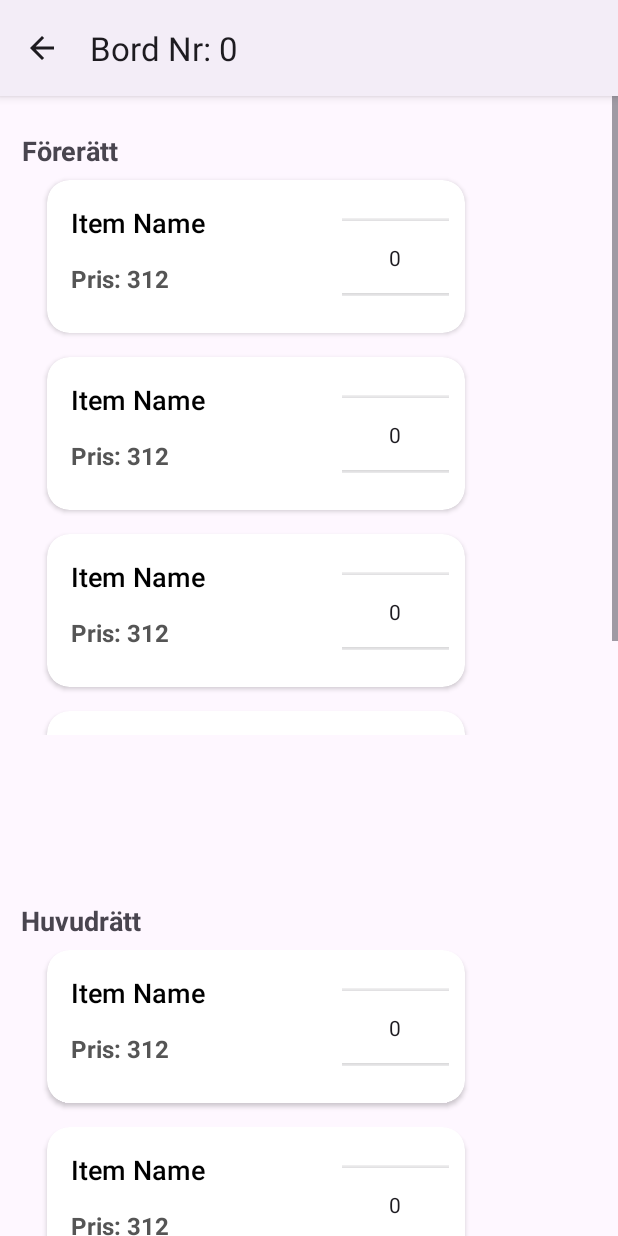
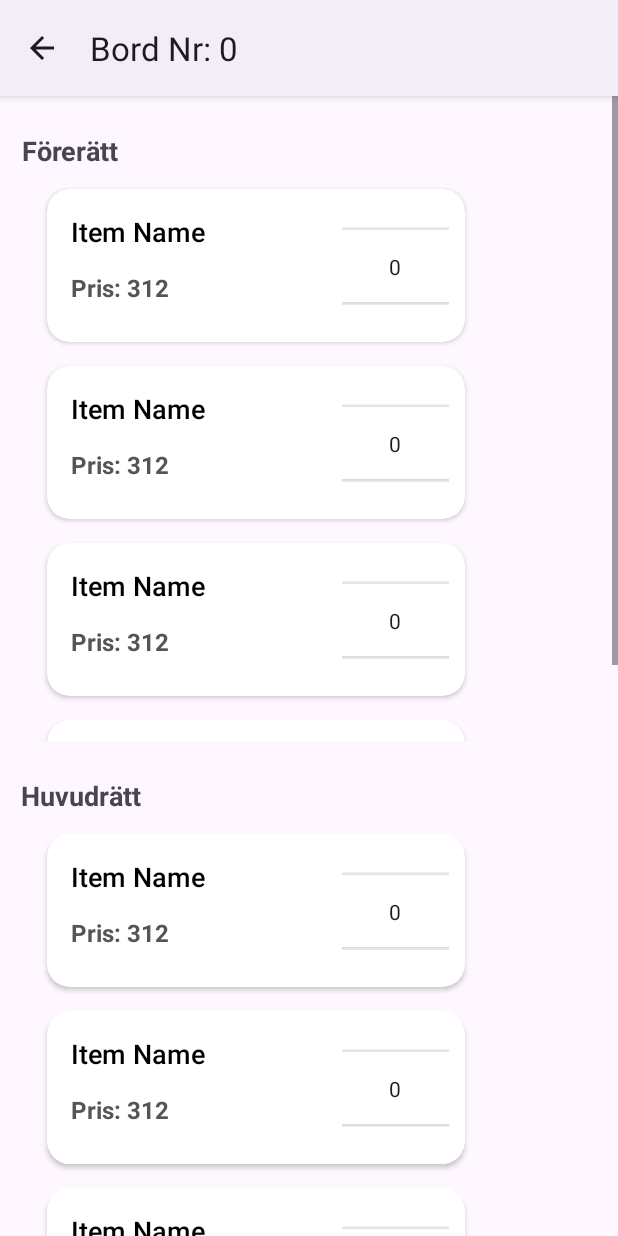
Before and after one commit to Ab03beed/DT170G_WaiterApp, an Android app: the NewOrder screen opened directly, with no data from a screen before it, on a phone screen of 412 x 824 dp. Run offline under Robolectric (Android 15) with nearby library versions, the phone set to English and light mode, and no system bars; 2 statements that could not run were skipped.

Commit message:
Resturcted the code

```diff
--- a/app/src/main/java/se/miun/dt170g/waiterapp/NewOrder.java
+++ b/app/src/main/java/se/miun/dt170g/waiterapp/NewOrder.java
@@ -7,6 +7,7 @@ import androidx.recyclerview.widget.LinearLayoutManager;
 import androidx.recyclerview.widget.RecyclerView;
 
 import android.os.Bundle;
+import android.widget.NumberPicker;
 
 ;
 
@@ -37,16 +38,23 @@ public class NewOrder extends AppCompatActivity {
         setUpOrderInput();
 
         InputAdapter adapter = new InputAdapter(this, inputModels);
+
         recyclerView1.setAdapter(adapter);
         recyclerView1.setLayoutManager(new LinearLayoutManager(this));
 
-        //InputAdapter adapter = new InputAdapter(this, inputModels);
+
         recyclerView2.setAdapter(adapter);
         recyclerView2.setLayoutManager(new LinearLayoutManager(this));
 
-        //InputAdapter adapter = new InputAdapter(this, inputModels);
+
         recyclerView3.setAdapter(adapter);
         recyclerView3.setLayoutManager(new LinearLayoutManager(this));
+
+        NumberPicker numberPicker = findViewById(R.id.itemCount);
+
+        numberPicker.setMinValue(0);
+        numberPicker.setMaxValue(100);
+
 
 
     }
--- a/app/src/main/res/layout/activity_new_order.xml
+++ b/app/src/main/res/layout/activity_new_order.xml
@@ -1,5 +1,9 @@
 <?xml version="1.0" encoding="utf-8"?>
-<LinearLayout xmlns:android="http://schemas.android.com/apk/res/android"
+
+
+
+<ScrollView
+    xmlns:android="http://schemas.android.com/apk/res/android"
     xmlns:app="http://schemas.android.com/apk/res-auto"
     xmlns:tools="http://schemas.android.com/tools"
     android:layout_width="match_parent"
@@ -9,20 +13,15 @@
     android:orientation="vertical">
 
 
-    <ScrollView
-        android:layout_width="match_parent"
-        android:layout_height="match_parent">
-
-
     <LinearLayout
         android:layout_width="match_parent"
-            android:layout_height="match_parent"
+        android:layout_height="wrap_content"
         android:orientation="vertical">
 
 
         <androidx.constraintlayout.widget.ConstraintLayout
             android:layout_width="match_parent"
-                android:layout_height="513dp"
+            android:layout_height="430dp"
             android:orientation="vertical">
 
             <TextView
@@ -33,7 +32,6 @@
                 android:text="Förerätt"
                 android:textSize="18sp"
                 android:textStyle="bold"
-                    app:layout_constraintBottom_toTopOf="@+id/InputRecycleView1"
                 app:layout_constraintEnd_toEndOf="parent"
                 app:layout_constraintHorizontal_bias="0.043"
                 app:layout_constraintStart_toStartOf="parent"
@@ -43,11 +41,11 @@
                 android:id="@+id/InputRecycleView1"
                 android:layout_width="309dp"
                 android:layout_height="378dp"
-                    android:layout_marginTop="48dp"
+                android:layout_marginTop="5dp"
                 app:layout_constraintEnd_toEndOf="parent"
                 app:layout_constraintHorizontal_bias="0.156"
                 app:layout_constraintStart_toStartOf="parent"
-                    app:layout_constraintTop_toTopOf="parent">
+                app:layout_constraintTop_toBottomOf="@+id/textView">
 
             </androidx.recyclerview.widget.RecyclerView>
 
@@ -65,7 +63,6 @@
                 android:text="Huvudrätt"
                 android:textSize="18sp"
                 android:textStyle="bold"
-                    app:layout_constraintBottom_toTopOf="@+id/InputRecycleView1"
                 app:layout_constraintEnd_toEndOf="parent"
                 app:layout_constraintHorizontal_bias="0.043"
                 app:layout_constraintStart_toStartOf="parent"
@@ -75,11 +72,11 @@
                 android:id="@+id/InputRecycleView2"
                 android:layout_width="309dp"
                 android:layout_height="378dp"
-                    android:layout_marginTop="48dp"
+                android:layout_marginTop="5dp"
                 app:layout_constraintEnd_toEndOf="parent"
                 app:layout_constraintHorizontal_bias="0.156"
                 app:layout_constraintStart_toStartOf="parent"
-                    app:layout_constraintTop_toTopOf="parent">
+                app:layout_constraintTop_toBottomOf="@+id/textView">
 
             </androidx.recyclerview.widget.RecyclerView>
         </androidx.constraintlayout.widget.ConstraintLayout>
@@ -97,7 +94,6 @@
                 android:text="Efterrätt"
                 android:textSize="18sp"
                 android:textStyle="bold"
-                    app:layout_constraintBottom_toTopOf="@+id/InputRecycleView1"
                 app:layout_constraintEnd_toEndOf="parent"
                 app:layout_constraintHorizontal_bias="0.043"
                 app:layout_constraintStart_toStartOf="parent"
@@ -107,11 +103,11 @@
                 android:id="@+id/InputRecycleView3"
                 android:layout_width="309dp"
                 android:layout_height="378dp"
-                    android:layout_marginTop="48dp"
+                android:layout_marginTop="5dp"
                 app:layout_constraintEnd_toEndOf="parent"
                 app:layout_constraintHorizontal_bias="0.156"
                 app:layout_constraintStart_toStartOf="parent"
-                    app:layout_constraintTop_toTopOf="parent">
+                app:layout_constraintTop_toBottomOf="@+id/textView">
 
             </androidx.recyclerview.widget.RecyclerView>
 
@@ -129,10 +125,10 @@
 
             <com.google.android.material.textfield.TextInputLayout
                 android:id="@+id/textInputLayout"
-                    android:layout_width="322dp"
-                    android:layout_height="120dp"
+                android:layout_width="365dp"
+                android:layout_height="121dp"
+                android:layout_marginTop="4dp"
                 app:layout_constraintEnd_toEndOf="parent"
-                    app:layout_constraintHorizontal_bias="0.179"
                 app:layout_constraintStart_toStartOf="parent"
                 app:layout_constraintTop_toBottomOf="@+id/textView3">
 
@@ -161,6 +157,3 @@
 
 
 </ScrollView>
-
-
-</LinearLayout>
```
Lines whose indentation alone changed are shown as unchanged.
